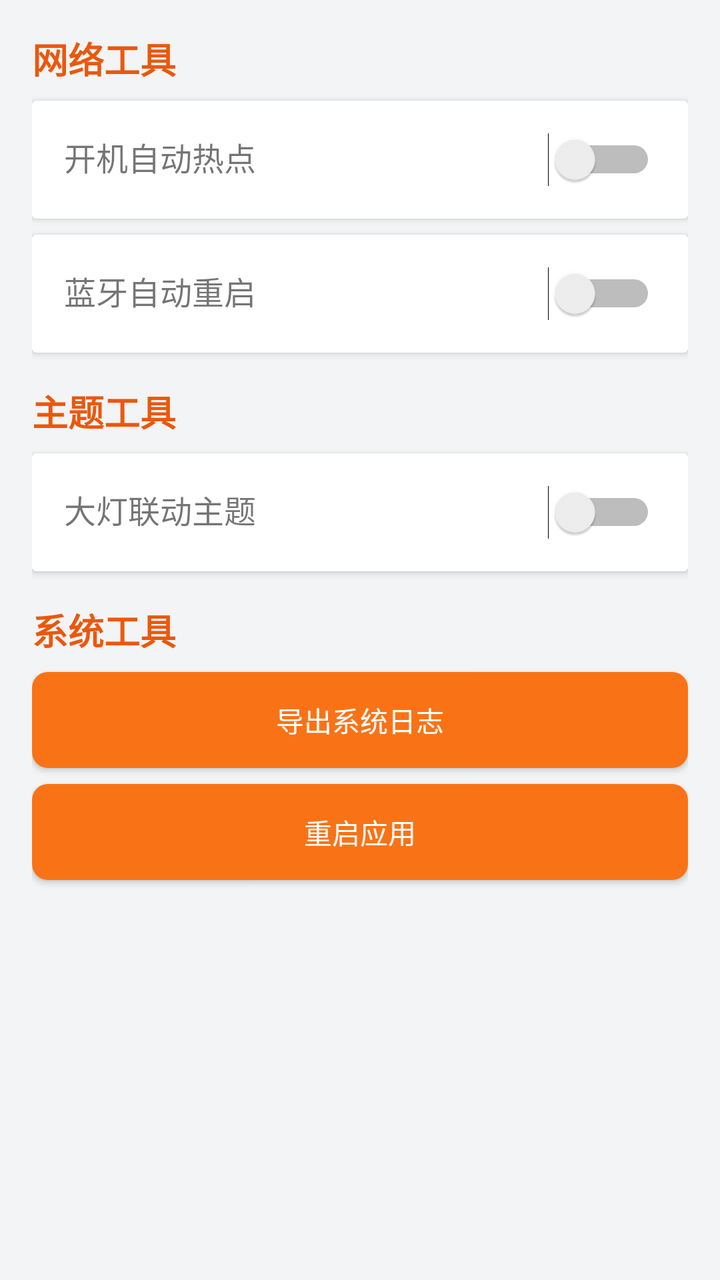
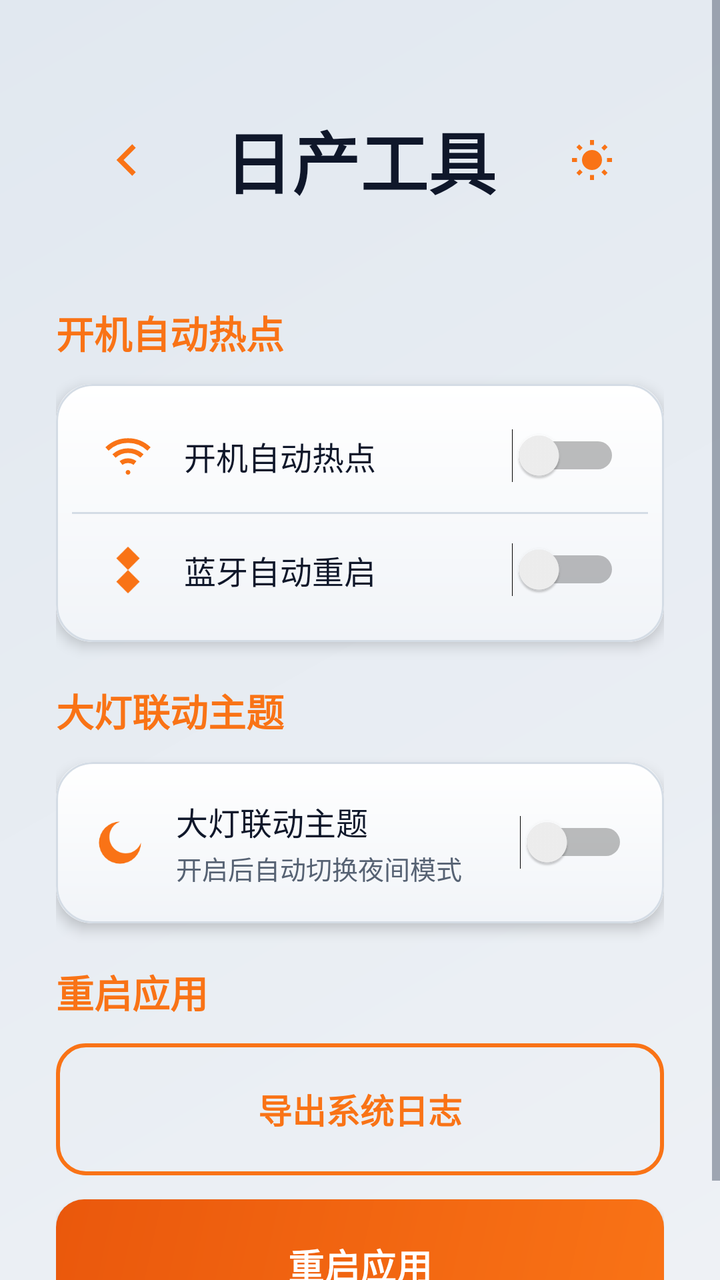

Before-and-after screenshots of an Android layout around one commit, followed by the original layout XML and the change that was made.
<!-- AndroidManifest.xml: application theme AppTheme -->
<!-- res/layout/activity_nissan_tools.xml -->
<?xml version="1.0" encoding="utf-8"?>
<LinearLayout xmlns:android="http://schemas.android.com/apk/res/android"
    android:layout_width="match_parent"
    android:layout_height="match_parent"
    android:orientation="vertical"
    android:padding="16dp"
    android:background="@color/bg_light">

    <TextView
        android:layout_width="wrap_content"
        android:layout_height="wrap_content"
        android:text="网络工具"
        android:textSize="18sp"
        android:textColor="@color/nissan_orange_dark"
        android:textStyle="bold"
        android:layout_marginBottom="8dp"/>

    <androidx.cardview.widget.CardView
        android:layout_width="match_parent"
        android:layout_height="wrap_content"
        android:layout_marginBottom="8dp">

        <LinearLayout
            android:layout_width="match_parent"
            android:layout_height="wrap_content"
            android:orientation="horizontal"
            android:padding="16dp">

            <TextView
                android:layout_width="0dp"
                android:layout_height="wrap_content"
                android:layout_weight="1"
                android:text="@string/auto_hotspot"
                android:textSize="16sp"/>

            <Switch
                android:id="@+id/switch_auto_hotspot"
                android:layout_width="wrap_content"
                android:layout_height="wrap_content"/>
        </LinearLayout>
    </androidx.cardview.widget.CardView>

    <androidx.cardview.widget.CardView
        android:layout_width="match_parent"
        android:layout_height="wrap_content"
        android:layout_marginBottom="16dp">

        <LinearLayout
            android:layout_width="match_parent"
            android:layout_height="wrap_content"
            android:orientation="horizontal"
            android:padding="16dp">

            <TextView
                android:layout_width="0dp"
                android:layout_height="wrap_content"
                android:layout_weight="1"
                android:text="@string/bluetooth_restart"
                android:textSize="16sp"/>

            <Switch
                android:id="@+id/switch_bluetooth_restart"
                android:layout_width="wrap_content"
                android:layout_height="wrap_content"/>
        </LinearLayout>
    </androidx.cardview.widget.CardView>

    <TextView
        android:layout_width="wrap_content"
        android:layout_height="wrap_content"
        android:text="主题工具"
        android:textSize="18sp"
        android:textColor="@color/nissan_orange_dark"
        android:textStyle="bold"
        android:layout_marginBottom="8dp"/>

    <androidx.cardview.widget.CardView
        android:layout_width="match_parent"
        android:layout_height="wrap_content"
        android:layout_marginBottom="16dp">

        <LinearLayout
            android:layout_width="match_parent"
            android:layout_height="wrap_content"
            android:orientation="horizontal"
            android:padding="16dp">

            <TextView
                android:layout_width="0dp"
                android:layout_height="wrap_content"
                android:layout_weight="1"
                android:text="@string/headlight_theme"
                android:textSize="16sp"/>

            <Switch
                android:id="@+id/switch_headlight_theme"
                android:layout_width="wrap_content"
                android:layout_height="wrap_content"/>
        </LinearLayout>
    </androidx.cardview.widget.CardView>

    <TextView
        android:layout_width="wrap_content"
        android:layout_height="wrap_content"
        android:text="系统工具"
        android:textSize="18sp"
        android:textColor="@color/nissan_orange_dark"
        android:textStyle="bold"
        android:layout_marginBottom="8dp"/>

    <Button
        android:id="@+id/btn_export_system_logs"
        android:layout_width="match_parent"
        android:layout_height="wrap_content"
        android:text="@string/export_system_logs"
        android:background="@drawable/bg_button_nissan"
        android:textColor="@color/card_white"
        android:layout_marginBottom="8dp"/>

    <Button
        android:id="@+id/btn_restart_app"
        android:layout_width="match_parent"
        android:layout_height="wrap_content"
        android:text="@string/restart_app"
        android:background="@drawable/bg_button_nissan"
        android:textColor="@color/card_white"/>

</LinearLayout>
<!-- resources referenced by this layout -->
<resources>
  <color name="bg_light">#F3F4F6</color>
  <color name="card_white">#FFFFFF</color>
  <color name="nissan_orange_dark">#EA580C</color>
  <!-- drawable bg_button_nissan (drawable) -->
  <?xml version="1.0" encoding="utf-8"?>
  <shape xmlns:android="http://schemas.android.com/apk/res/android">
      <solid android:color="@color/nissan_orange"/>
      <corners android:radius="8dp"/>
      <padding android:left="16dp" android:top="12dp" android:right="16dp" android:bottom="12dp"/>
  </shape>
  <style name="AppTheme" parent="Theme.AppCompat.Light.NoActionBar">
          <item name="colorPrimary">@color/nissan_orange</item>
          <item name="colorPrimaryDark">@color/nissan_orange_dark</item>
          <item name="colorAccent">@color/nissan_orange</item>
          <item name="android:windowBackground">@color/bg_light</item>
          <item name="android:windowNoTitle">true</item>
          <item name="android:windowFullscreen">false</item>
      </style>
  <color name="nissan_orange">#F97316</color>
  <!-- unchanged entries left out for length: 5 -->
</resources>

<!-- the commit's change to res/layout/activity_nissan_tools.xml (unified diff, before → after) -->
@@ -1,128 +1,227 @@
 <?xml version="1.0" encoding="utf-8"?>
-<LinearLayout xmlns:android="http://schemas.android.com/apk/res/android"
+<FrameLayout xmlns:android="http://schemas.android.com/apk/res/android"
+    xmlns:app="http://schemas.android.com/apk/res-auto"
     android:layout_width="match_parent"
     android:layout_height="match_parent"
-    android:orientation="vertical"
-    android:padding="16dp"
-    android:background="@color/bg_light">
-
-    <TextView
-        android:layout_width="wrap_content"
-        android:layout_height="wrap_content"
-        android:text="网络工具"
-        android:textSize="18sp"
-        android:textColor="@color/nissan_orange_dark"
-        android:textStyle="bold"
-        android:layout_marginBottom="8dp"/>
-
-    <androidx.cardview.widget.CardView
+    android:background="@drawable/bg_dashboard">
+
+    <ScrollView
         android:layout_width="match_parent"
-        android:layout_height="wrap_content"
-        android:layout_marginBottom="8dp">
+        android:layout_height="match_parent"
+        android:fillViewport="true">
 
         <LinearLayout
             android:layout_width="match_parent"
             android:layout_height="wrap_content"
-            android:orientation="horizontal"
-            android:padding="16dp">
-
+            android:orientation="vertical"
+            android:paddingStart="@dimen/activity_horizontal_margin"
+            android:paddingEnd="@dimen/activity_horizontal_margin"
+            android:paddingTop="@dimen/activity_vertical_margin"
+            android:paddingBottom="@dimen/activity_vertical_margin">
+
+            
+            <LinearLayout
+                android:layout_width="match_parent"
+                android:layout_height="@dimen/header_height"
+                android:gravity="center_vertical"
+                android:orientation="horizontal">
+
+                <ImageButton
+                    android:id="@+id/btn_back"
+                    android:layout_width="@dimen/min_touch"
+                    android:layout_height="@dimen/min_touch"
+                    android:background="?attr/selectableItemBackgroundBorderless"
+                    android:contentDescription="@string/back"
+                    app:srcCompat="@drawable/ic_back"
+                    app:tint="@color/color_accent" />
+
+                <TextView
+                    android:layout_width="0dp"
+                    android:layout_height="wrap_content"
+                    android:layout_marginStart="12dp"
+                    android:layout_weight="1"
+                    android:text="@string/card_nissan_tools"
+                    android:textColor="@color/color_text"
+                    android:textSize="@dimen/text_app_title"
+                    android:textStyle="bold" />
+
+                <ImageButton
+                    android:id="@+id/btn_theme_toggle"
+                    android:layout_width="@dimen/min_touch"
+                    android:layout_height="@dimen/min_touch"
+                    android:background="?attr/selectableItemBackgroundBorderless"
+                    android:contentDescription="@string/theme_toggle"
+                    app:srcCompat="@drawable/ic_sun"
+                    app:tint="@color/color_accent" />
+            </LinearLayout>
+
+            
             <TextView
-                android:layout_width="0dp"
-                android:layout_height="wrap_content"
-                android:layout_weight="1"
-                android:text="@string/auto_hotspot"
-                android:textSize="16sp"/>
-
-            <Switch
-                android:id="@+id/switch_auto_hotspot"
+                style="@style/SectionTitle"
                 android:layout_width="wrap_content"
-                android:layout_height="wrap_content"/>
+                android:layout_height="wrap_content"
+                android:layout_marginTop="@dimen/gap"
+                android:layout_marginBottom="@dimen/gap_small"
+                android:text="@string/auto_hotspot" />
+
+            <androidx.cardview.widget.CardView
+                android:layout_width="match_parent"
+                android:layout_height="wrap_content"
+                app:cardCornerRadius="@dimen/card_radius"
+                app:cardElevation="4dp">
+
+                <LinearLayout
+                    android:layout_width="match_parent"
+                    android:layout_height="wrap_content"
+                    android:background="@drawable/bg_card"
+                    android:orientation="vertical"
+                    android:padding="8dp">
+
+                    <LinearLayout
+                        android:layout_width="match_parent"
+                        android:layout_height="wrap_content"
+                        android:gravity="center_vertical"
+                        android:orientation="horizontal"
+                        android:padding="14dp">
+
+                        <ImageView
+                            android:layout_width="28dp"
+                            android:layout_height="28dp"
+                            android:layout_marginEnd="14dp"
+                            app:srcCompat="@drawable/ic_wifi"
+                            app:tint="@color/color_accent" />
+
+                        <TextView
+                            android:layout_width="0dp"
+                            android:layout_height="wrap_content"
+                            android:layout_weight="1"
+                            android:text="@string/auto_hotspot"
+                            android:textColor="@color/color_text"
+                            android:textSize="@dimen/text_body" />
+
+                        <Switch
+                            android:id="@+id/switch_auto_hotspot"
+                            android:layout_width="wrap_content"
+                            android:layout_height="wrap_content" />
+                    </LinearLayout>
+
+                    <View
+                        android:layout_width="match_parent"
+                        android:layout_height="1dp"
+                        android:background="@color/color_border" />
+
+                    <LinearLayout
+                        android:layout_width="match_parent"
+                        android:layout_height="wrap_content"
+                        android:gravity="center_vertical"
+                        android:orientation="horizontal"
+                        android:padding="14dp">
+
+                        <ImageView
+                            android:layout_width="28dp"
+                            android:layout_height="28dp"
+                            android:layout_marginEnd="14dp"
+                            app:srcCompat="@drawable/ic_bluetooth"
+                            app:tint="@color/color_accent" />
+
+                        <TextView
+                            android:layout_width="0dp"
+                            android:layout_height="wrap_content"
+                            android:layout_weight="1"
+                            android:text="@string/bluetooth_restart"
+                            android:textColor="@color/color_text"
+                            android:textSize="@dimen/text_body" />
+
+                        <Switch
+                            android:id="@+id/switch_bluetooth_restart"
+                            android:layout_width="wrap_content"
+                            android:layout_height="wrap_content" />
+                    </LinearLayout>
+                </LinearLayout>
+            </androidx.cardview.widget.CardView>
+
+            
+            <TextView
+                style="@style/SectionTitle"
+                android:layout_width="wrap_content"
+                android:layout_height="wrap_content"
+                android:layout_marginTop="@dimen/gap"
+                android:layout_marginBottom="@dimen/gap_small"
+                android:text="@string/headlight_theme" />
+
+            <androidx.cardview.widget.CardView
+                android:layout_width="match_parent"
+                android:layout_height="wrap_content"
+                app:cardCornerRadius="@dimen/card_radius"
+                app:cardElevation="4dp">
+
+                <LinearLayout
+                    android:layout_width="match_parent"
+                    android:layout_height="wrap_content"
+                    android:background="@drawable/bg_card"
+                    android:gravity="center_vertical"
+                    android:orientation="horizontal"
+                    android:padding="18dp">
+
+                    <ImageView
+                        android:layout_width="28dp"
+                        android:layout_height="28dp"
+                        android:layout_marginEnd="14dp"
+                        app:srcCompat="@drawable/ic_moon"
+                        app:tint="@color/color_accent" />
+
+                    <LinearLayout
+                        android:layout_width="0dp"
+                        android:layout_height="wrap_content"
+                        android:layout_weight="1"
+                        android:orientation="vertical">
+
+                        <TextView
+                            android:layout_width="wrap_content"
+                            android:layout_height="wrap_content"
+                            android:text="@string/headlight_theme"
+                            android:textColor="@color/color_text"
+                            android:textSize="@dimen/text_body" />
+
+                        <TextView
+                            android:layout_width="wrap_content"
+                            android:layout_height="wrap_content"
+                            android:layout_marginTop="2dp"
+                            android:text="@string/headlight_theme_desc"
+                            android:textColor="@color/color_text_secondary"
+                            android:textSize="13sp" />
+                    </LinearLayout>
+
+                    <Switch
+                        android:id="@+id/switch_headlight_theme"
+                        android:layout_width="wrap_content"
+                        android:layout_height="wrap_content" />
+                </LinearLayout>
+            </androidx.cardview.widget.CardView>
+
+            
+            <TextView
+                style="@style/SectionTitle"
+                android:layout_width="wrap_content"
+                android:layout_height="wrap_content"
+                android:layout_marginTop="@dimen/gap"
+                android:layout_marginBottom="@dimen/gap_small"
+                android:text="@string/restart_app" />
+
+            <Button
+                android:id="@+id/btn_export_system_logs"
+                style="@style/GhostButton"
+                android:layout_width="match_parent"
+                android:layout_height="@dimen/button_height"
+                android:layout_marginBottom="@dimen/gap_small"
+                android:text="@string/export_system_logs" />
+
+            <Button
+                android:id="@+id/btn_restart_app"
+                style="@style/PrimaryButton"
+                android:layout_width="match_parent"
+                android:layout_height="@dimen/button_height"
+                android:text="@string/restart_app" />
         </LinearLayout>
-    </androidx.cardview.widget.CardView>
-
-    <androidx.cardview.widget.CardView
-        android:layout_width="match_parent"
-        android:layout_height="wrap_content"
-        android:layout_marginBottom="16dp">
-
-        <LinearLayout
-            android:layout_width="match_parent"
-            android:layout_height="wrap_content"
-            android:orientation="horizontal"
-            android:padding="16dp">
-
-            <TextView
-                android:layout_width="0dp"
-                android:layout_height="wrap_content"
-                android:layout_weight="1"
-                android:text="@string/bluetooth_restart"
-                android:textSize="16sp"/>
-
-            <Switch
-                android:id="@+id/switch_bluetooth_restart"
-                android:layout_width="wrap_content"
-                android:layout_height="wrap_content"/>
-        </LinearLayout>
-    </androidx.cardview.widget.CardView>
-
-    <TextView
-        android:layout_width="wrap_content"
-        android:layout_height="wrap_content"
-        android:text="主题工具"
-        android:textSize="18sp"
-        android:textColor="@color/nissan_orange_dark"
-        android:textStyle="bold"
-        android:layout_marginBottom="8dp"/>
-
-    <androidx.cardview.widget.CardView
-        android:layout_width="match_parent"
-        android:layout_height="wrap_content"
-        android:layout_marginBottom="16dp">
-
-        <LinearLayout
-            android:layout_width="match_parent"
-            android:layout_height="wrap_content"
-            android:orientation="horizontal"
-            android:padding="16dp">
-
-            <TextView
-                android:layout_width="0dp"
-                android:layout_height="wrap_content"
-                android:layout_weight="1"
-                android:text="@string/headlight_theme"
-                android:textSize="16sp"/>
-
-            <Switch
-                android:id="@+id/switch_headlight_theme"
-                android:layout_width="wrap_content"
-                android:layout_height="wrap_content"/>
-        </LinearLayout>
-    </androidx.cardview.widget.CardView>
-
-    <TextView
-        android:layout_width="wrap_content"
-        android:layout_height="wrap_content"
-        android:text="系统工具"
-        android:textSize="18sp"
-        android:textColor="@color/nissan_orange_dark"
-        android:textStyle="bold"
-        android:layout_marginBottom="8dp"/>
-
-    <Button
-        android:id="@+id/btn_export_system_logs"
-        android:layout_width="match_parent"
-        android:layout_height="wrap_content"
-        android:text="@string/export_system_logs"
-        android:background="@drawable/bg_button_nissan"
-        android:textColor="@color/card_white"
-        android:layout_marginBottom="8dp"/>
-
-    <Button
-        android:id="@+id/btn_restart_app"
-        android:layout_width="match_parent"
-        android:layout_height="wrap_content"
-        android:text="@string/restart_app"
-        android:background="@drawable/bg_button_nissan"
-        android:textColor="@color/card_white"/>
-
-</LinearLayout>
+    </ScrollView>
+</FrameLayout>
<!-- resource entries referenced after the edit -->
@@ -1,24 +1,177 @@
 <!-- resources referenced by this layout -->
 <resources>
-  <color name="bg_light">#F3F4F6</color>
-  <color name="card_white">#FFFFFF</color>
-  <color name="nissan_orange_dark">#EA580C</color>
-  <!-- drawable bg_button_nissan (drawable) -->
+  <color name="color_accent">#F97316</color>
+  <color name="color_border">#D4DCE5</color>
+  <color name="color_text">#0F172A</color>
+  <color name="color_text_secondary">#566273</color>
+  <dimen name="activity_horizontal_margin">28dp</dimen>
+  <dimen name="activity_vertical_margin">28dp</dimen>
+  <dimen name="button_height">66dp</dimen>
+  <dimen name="card_radius">18dp</dimen>
+  <dimen name="gap">20dp</dimen>
+  <dimen name="gap_small">12dp</dimen>
+  <dimen name="header_height">104dp</dimen>
+  <dimen name="min_touch">72dp</dimen>
+  <dimen name="text_app_title">34sp</dimen>
+  <dimen name="text_body">16sp</dimen>
+  <!-- drawable bg_card (drawable) -->
   <?xml version="1.0" encoding="utf-8"?>
   <shape xmlns:android="http://schemas.android.com/apk/res/android">
-      <solid android:color="@color/nissan_orange"/>
-      <corners android:radius="8dp"/>
-      <padding android:left="16dp" android:top="12dp" android:right="16dp" android:bottom="12dp"/>
+      <gradient
+          android:type="linear"
+          android:angle="145"
+          android:startColor="@color/color_surface"
+          android:endColor="@color/color_surface_variant" />
+      <corners android:radius="@dimen/card_radius" />
+      <stroke
+          android:width="1dp"
+          android:color="@color/color_border" />
   </shape>
-  <style name="AppTheme" parent="Theme.AppCompat.Light.NoActionBar">
-          <item name="colorPrimary">@color/nissan_orange</item>
-          <item name="colorPrimaryDark">@color/nissan_orange_dark</item>
-          <item name="colorAccent">@color/nissan_orange</item>
-          <item name="android:windowBackground">@color/bg_light</item>
+  <!-- drawable bg_dashboard (drawable) -->
+  <?xml version="1.0" encoding="utf-8"?>
+  <shape xmlns:android="http://schemas.android.com/apk/res/android">
+      <gradient
+          android:type="linear"
+          android:angle="135"
+          android:startColor="@color/color_bg"
+          android:endColor="@color/color_bg_gradient" />
+  </shape>
+  <!-- drawable ic_back (drawable) -->
+  <vector xmlns:android="http://schemas.android.com/apk/res/android"
+      android:width="24dp"
+      android:height="24dp"
+      android:viewportWidth="24"
+      android:viewportHeight="24">
+      <path
+          android:fillColor="#00000000"
+          android:strokeColor="#FF000000"
+          android:strokeWidth="2.5"
+          android:strokeLinecap="round"
+          android:strokeLinejoin="round"
+          android:pathData="M15,5 L8,12 L15,19" />
+  </vector>
+  <!-- drawable ic_bluetooth (drawable) -->
+  <vector xmlns:android="http://schemas.android.com/apk/res/android"
+      android:width="24dp"
+      android:height="24dp"
+      android:viewportWidth="24"
+      android:viewportHeight="24">
+      <path
+          android:fillColor="#FF000000"
+          android:pathData="M12,2 L17,7 L12,12 L17,17 L12,22 L7,17 L12,12 L7,7 Z" />
+  </vector>
+  <!-- drawable ic_moon (drawable) -->
+  <vector xmlns:android="http://schemas.android.com/apk/res/android"
+      android:width="24dp"
+      android:height="24dp"
+      android:viewportWidth="24"
+      android:viewportHeight="24">
+      <path
+          android:fillColor="#FF000000"
+          android:pathData="M12,3 a9,9 0 1,0 9,9 a7,7 0 1,1 -9,-9 Z" />
+  </vector>
+  <!-- drawable ic_sun (drawable) -->
+  <vector xmlns:android="http://schemas.android.com/apk/res/android"
+      android:width="24dp"
+      android:height="24dp"
+      android:viewportWidth="24"
+      android:viewportHeight="24">
+      <path
+          android:fillColor="#FF000000"
+          android:pathData="M12,7 a5,5 0 1,0 0,10 a5,5 0 1,0 0,-10 Z" />
+      <path
+          android:fillColor="#00000000"
+          android:strokeColor="#FF000000"
+          android:strokeWidth="2"
+          android:strokeLinecap="round"
+          android:pathData="M12,2 L12,4.5 M12,19.5 L12,22 M2,12 L4.5,12 M19.5,12 L22,12 M4.9,4.9 L6.6,6.6 M17.4,17.4 L19.1,19.1 M4.9,19.1 L6.6,17.4 M17.4,6.6 L19.1,4.9" />
+  </vector>
+  <!-- drawable ic_wifi (drawable) -->
+  <vector xmlns:android="http://schemas.android.com/apk/res/android"
+      android:width="24dp"
+      android:height="24dp"
+      android:viewportWidth="24"
+      android:viewportHeight="24">
+      <path
+          android:fillColor="#00000000"
+          android:strokeColor="#FF000000"
+          android:strokeWidth="2"
+          android:strokeLinecap="round"
+          android:pathData="M3,9 a13,13 0 0,1 18,0 M6,12 a9,9 0 0,1 12,0 M9,15 a5,5 0 0,1 6,0" />
+      <path
+          android:fillColor="#FF000000"
+          android:pathData="M12,18 a1,1 0 1,0 0.01,0 Z" />
+  </vector>
+  <string name="back">返回</string>
+  <string name="card_nissan_tools">日产工具</string>
+  <string name="headlight_theme_desc">开启后自动切换夜间模式</string>
+  <string name="theme_toggle">切换昼夜</string>
+  <style name="GhostButton" parent="Widget.AppCompat.Button">
+          <item name="android:background">@drawable/bg_button_ghost</item>
+          <item name="android:textColor">@color/color_accent</item>
+          <item name="android:textSize">17sp</item>
+          <item name="android:textStyle">bold</item>
+          <item name="android:minHeight">@dimen/button_height</item>
+          <item name="android:paddingStart">24dp</item>
+          <item name="android:paddingEnd">24dp</item>
+          <item name="android:backgroundTint">@null</item>
+          <item name="backgroundTint">@null</item>
+      </style>
+  <style name="PrimaryButton" parent="Widget.AppCompat.Button">
+          <item name="android:background">@drawable/bg_button_primary</item>
+          <item name="android:textColor">@color/color_on_accent</item>
+          <item name="android:textSize">18sp</item>
+          <item name="android:textStyle">bold</item>
+          <item name="android:minHeight">@dimen/button_height</item>
+          <item name="android:paddingStart">24dp</item>
+          <item name="android:paddingEnd">24dp</item>
+          <item name="android:backgroundTint">@null</item>
+          <item name="backgroundTint">@null</item>
+      </style>
+  <style name="SectionTitle">
+          <item name="android:textSize">19sp</item>
+          <item name="android:textColor">@color/color_accent</item>
+          <item name="android:textStyle">bold</item>
+      </style>
+  <style name="AppTheme" parent="Theme.AppCompat.DayNight.NoActionBar">
+          <item name="colorPrimary">@color/color_accent</item>
+          <item name="colorPrimaryDark">@color/color_accent_dark</item>
+          <item name="colorAccent">@color/color_accent</item>
+          <item name="android:windowBackground">@color/color_bg</item>
           <item name="android:windowNoTitle">true</item>
           <item name="android:windowFullscreen">false</item>
+          <item name="android:statusBarColor">@color/color_bg</item>
+          <item name="android:navigationBarColor">@color/color_bg</item>
+          <item name="android:textColorPrimary">@color/color_text</item>
+          <item name="android:textColorSecondary">@color/color_text_secondary</item>
+          <item name="android:fontFamily">sans-serif</item>
+          <item name="android:buttonStyle">@style/PrimaryButton</item>
       </style>
-  <color name="nissan_orange">#F97316</color>
+  <color name="color_surface">#FFFFFF</color>
+  <color name="color_surface_variant">#F1F4F8</color>
+  <color name="color_bg">#EEF1F5</color>
+  <color name="color_bg_gradient">#E1E8F0</color>
+  <!-- drawable bg_button_ghost (drawable) -->
+  <?xml version="1.0" encoding="utf-8"?>
+  <shape xmlns:android="http://schemas.android.com/apk/res/android">
+      <solid android:color="@android:color/transparent" />
+      <corners android:radius="14dp" />
+      <stroke
+          android:width="2dp"
+          android:color="@color/color_accent" />
+  </shape>
+  <!-- drawable bg_button_primary (drawable) -->
+  <?xml version="1.0" encoding="utf-8"?>
+  <shape xmlns:android="http://schemas.android.com/apk/res/android">
+      <gradient
+          android:type="linear"
+          android:angle="135"
+          android:startColor="@color/color_accent"
+          android:endColor="@color/color_accent_dark" />
+      <corners android:radius="14dp" />
+  </shape>
+  <color name="color_on_accent">#FFFFFF</color>
+  <color name="color_accent_dark">#EA580C</color>
   <!-- unchanged entries left out for length: 5 -->
 </resources>
 
